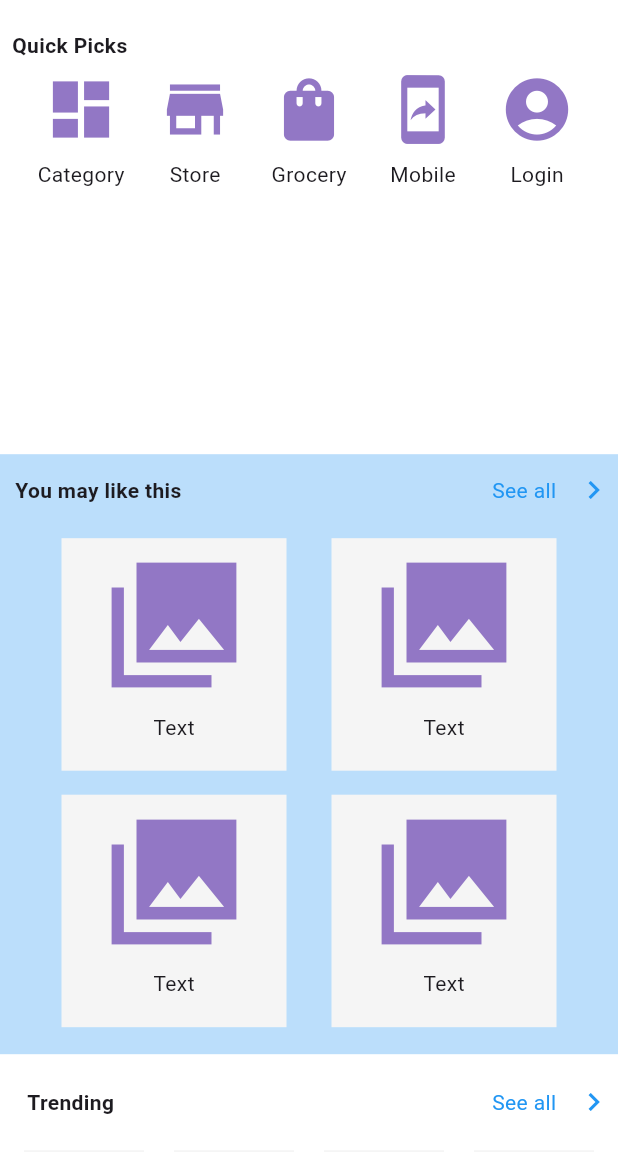
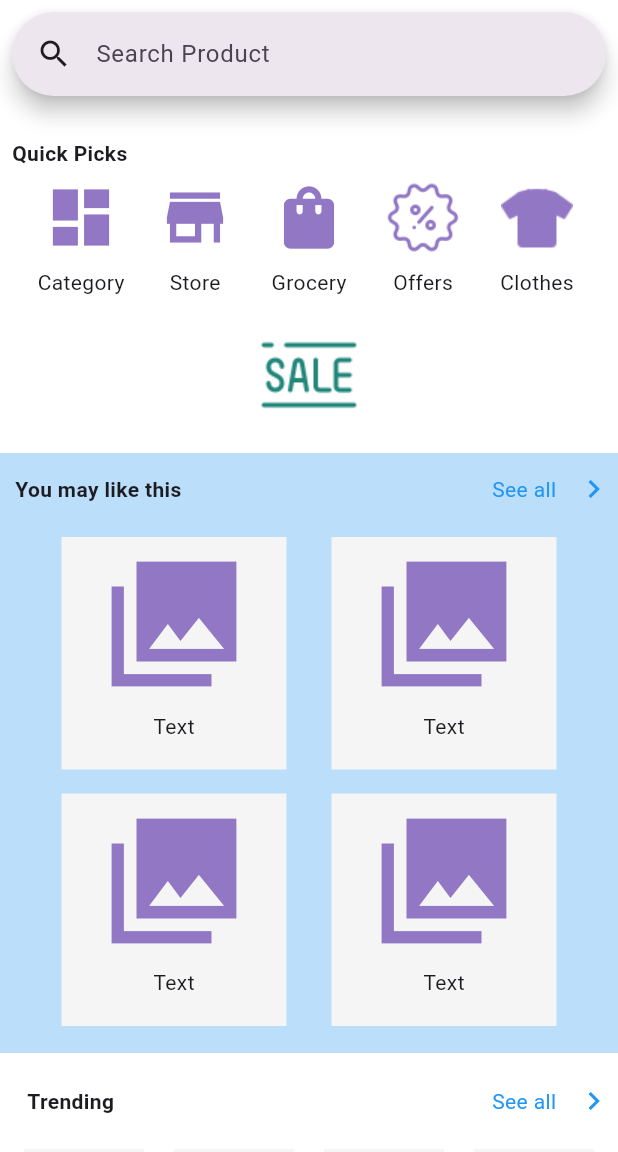
Before and after one commit to veddange/demo, a Flutter app: the screen it shows after launch, on a phone screen of 412 x 824 dp, the part 84-1236 px from its top. Run offline on Flutter 3.47's test engine with Material 3 defaults, Android fonts, the light colour scheme and no system bars.

Commit message:
offers & clothes ui

```diff
--- a/lib/Authentication/login.dart
+++ b/lib/Authentication/login.dart
@@ -2,6 +2,7 @@
 
 import 'package:demo/Authentication/mobile_number.dart';
 import 'package:demo/Authentication/signup.dart';
+import 'package:demo/main.dart';
 import 'package:flutter/material.dart';
 
 // ignore: must_be_immutable
@@ -40,7 +41,8 @@ class Login extends State<LoginState> {
             leading: BackButton(
               color: Colors.black,
               onPressed: () {
-                Navigator.of(context).pop();
+                Navigator.of(context).push(MaterialPageRoute(
+                      builder: (context) => const MyApp()));
               },
             ),
           ),
--- a/lib/Navigation Drawer Screens/navigation drawer/navigation_drawer.dart
+++ b/lib/Navigation Drawer Screens/navigation drawer/navigation_drawer.dart
@@ -1,3 +1,4 @@
+import 'package:demo/Authentication/login.dart';
 import 'package:demo/Navigation%20Drawer%20Screens/about_us.dart';
 import 'package:demo/Navigation%20Drawer%20Screens/faq.dart';
 import 'package:demo/Navigation%20Drawer%20Screens/feedback.dart';
@@ -62,7 +63,10 @@ class NavigationDrawe extends State<NavState> {
                       foregroundColor: MaterialStatePropertyAll(Colors.blue.shade500),
                       alignment: Alignment.centerLeft
                     ),
-                    onPressed: () {},
+                    onPressed: () {
+                      Navigator.of(context).push(MaterialPageRoute(
+                      builder: (context) => const LoginState()));
+                    },
                     child:  const Text(
                       "Login",
                       style: TextStyle(
--- /dev/null
+++ b/lib/Quick Screens/clothes.dart
@@ -0,0 +1,48 @@
+import 'package:flutter/material.dart';
+
+class Clothes extends StatefulWidget {
+  const Clothes({super.key});
+
+  @override
+  State<Clothes> createState() => _ClothesState();
+}
+
+class _ClothesState extends State<Clothes> {
+  @override
+  Widget build(BuildContext context) {
+    return MaterialApp(
+      title: "Select Clothing",
+      home: Scaffold(
+        appBar: AppBar(
+          title: const Text("Clothing"),
+          leading: BackButton(
+            onPressed: () {
+              Navigator.of(context).pop();
+            },
+          ),
+        ),
+        body: Center(
+          child: Column(
+            children: [
+              Expanded (
+                child: ListView(
+                  children: const [
+                    ListTile(
+                      title: Text("Men's Clothing"),
+                      leading: ImageIcon(AssetImage("assets/clothes.png"),
+                      size: 100,
+                      ),
+                    ),
+                    ListTile(
+                      title: Text("Women's Clothing"),
+                    )
+                  ],
+                ),
+              )
+            ],
+          ),
+        ),
+      ),
+    );
+  }
+}
--- /dev/null
+++ b/lib/Quick Screens/offers.dart
@@ -0,0 +1,46 @@
+import 'package:flutter/material.dart';
+
+class Offers extends StatefulWidget {
+  const Offers({super.key});
+
+  @override
+  State<Offers> createState() => _OffersState();
+}
+
+class _OffersState extends State<Offers> {
+  @override
+  Widget build(BuildContext context) {
+    return MaterialApp(
+      title: "Offers",
+      home: Scaffold(
+        appBar: AppBar(
+          title: const Text("Offers"),
+          leading: BackButton(
+            onPressed: () {
+              Navigator.of(context).pop();
+            },
+          ),
+        ),
+        body: Center(
+          child: Column(
+            children: <Widget>[
+              Expanded(
+                child: ListView.builder(
+                    itemCount: 10,
+                    itemBuilder: (context, index) =>  const ListTile(
+                        title: Column(
+                          crossAxisAlignment: CrossAxisAlignment.start,
+                          children: [
+                          Text("brand_name"),
+                          Text("coupon_code")
+                        ],)
+                      )),
+              )
+              // )
+            ],
+          ),
+        ),
+      ),
+    );
+  }
+}
--- a/lib/main.dart
+++ b/lib/main.dart
@@ -1,6 +1,8 @@
 import 'package:demo/Navigation%20Drawer%20Screens/navigation%20drawer/navigation_drawer.dart';
 import 'package:demo/Quick%20Screens/category.dart';
+import 'package:demo/Quick%20Screens/clothes.dart';
 import 'package:demo/Quick%20Screens/grocery.dart';
+import 'package:demo/Quick%20Screens/offers.dart';
 import 'package:flutter/material.dart';
 
 void main() {
@@ -56,6 +58,21 @@ class _MyHomePageState extends State<MyHomePage> {
         child: SingleChildScrollView(
           child: Column(
             children: <Widget>[
+              Padding(
+                padding: const EdgeInsets.all(8.0),
+                child: SearchAnchor.bar(
+                    barHintText: "Search Product",
+                    isFullScreen: true,
+                    suggestionsBuilder:
+                        (BuildContext context, SearchController controller) {
+                      return List<Widget>.generate(5, (index) {
+                        return ListTile(
+                          titleAlignment: ListTileTitleAlignment.center,
+                          title: Text('Initial $index'),
+                        );
+                      });
+                    }),
+              ),
               const SizedBox(
                 height: 20,
               ),
@@ -80,7 +97,7 @@ class _MyHomePageState extends State<MyHomePage> {
                             iconSize: 50,
                             onPressed: () {
                               Navigator.of(context).push(MaterialPageRoute(
-                      builder: (context) => const Category()));
+                                  builder: (context) => const Category()));
                             },
                             color: const Color.fromARGB(255, 146, 119, 197),
                             icon: const Icon(Icons.dashboard)),
@@ -109,7 +126,7 @@ class _MyHomePageState extends State<MyHomePage> {
                             iconSize: 50,
                             onPressed: () {
                               Navigator.of(context).push(MaterialPageRoute(
-                      builder: (context) => const Grocery()));
+                                  builder: (context) => const Grocery()));
                             },
                             color: const Color.fromARGB(255, 146, 119, 197),
                             icon: const Icon(Icons.shopping_bag)),
@@ -123,10 +140,15 @@ class _MyHomePageState extends State<MyHomePage> {
                       children: [
                         IconButton(
                             iconSize: 50,
-                            onPressed: () {},
+                            onPressed: () {
+                              Navigator.of(context).push(MaterialPageRoute(
+                                  builder: (context) => const Offers()));
+                            },
                             color: const Color.fromARGB(255, 146, 119, 197),
-                            icon: const Icon(Icons.mobile_screen_share)),
-                        const Text("Mobile")
+                            icon: const ImageIcon(
+                              AssetImage("assets/offers.png"),
+                            )),
+                        const Text("Offers")
                       ],
                     ),
                     const SizedBox(
@@ -136,10 +158,15 @@ class _MyHomePageState extends State<MyHomePage> {
                       children: [
                         IconButton(
                             iconSize: 50,
-                            onPressed: () {},
+                            onPressed: () {
+                              Navigator.of(context).push(MaterialPageRoute(
+                                  builder: (context) => const Clothes()));
+                            },
                             color: const Color.fromARGB(255, 146, 119, 197),
-                            icon: const Icon(Icons.account_circle)),
-                        const Text("Login")
+                            icon: const ImageIcon(
+                              AssetImage("assets/clothes.png"),
+                            )),
+                        const Text("Clothes")
                       ],
                     ),
                   ],
@@ -150,8 +177,8 @@ class _MyHomePageState extends State<MyHomePage> {
               ),
               SizedBox(
                 child: Image.asset(
-                  'assets/whiteSlide.png',
-                  fit: BoxFit.fitWidth,
+                  'assets/sale.png',
+                  fit: BoxFit.fill,
                 ),
               ),
               const SizedBox(
```
Also changed, not shown: assets/clothes.png (added), assets/milk.png (added), assets/offers.png (added), assets/sale.png (added).
